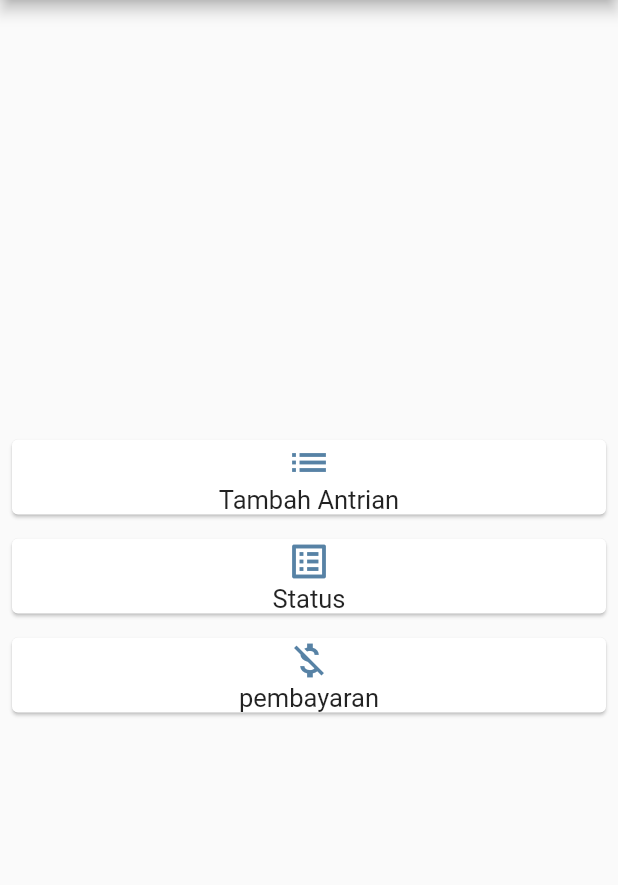
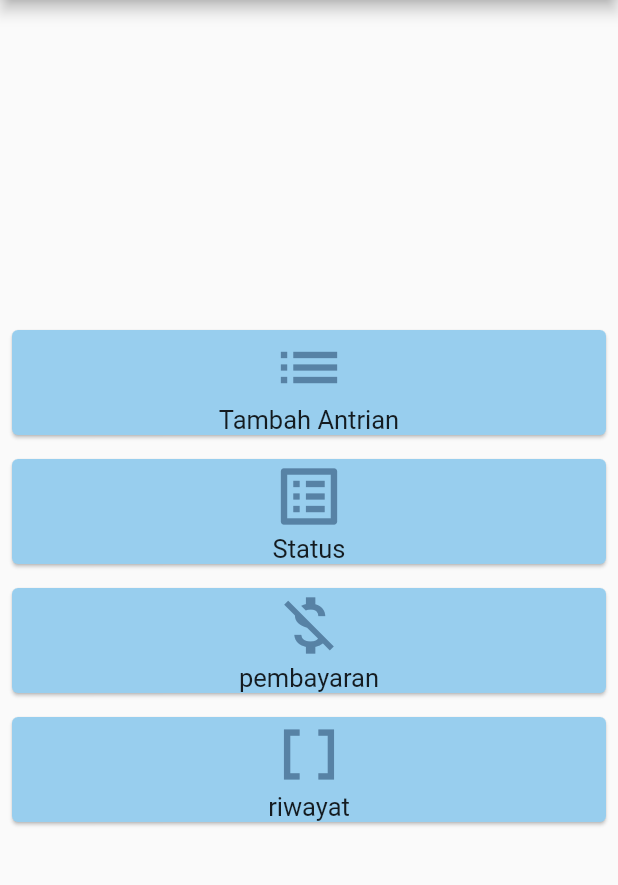
Before and after one commit to MuhammadAkbar11191047/Laundry-Kita, a Flutter app: the HomePage screen opened directly, on a phone screen of 412 x 824 dp, the part 84-969 px from its top. Run offline on Flutter 3.47's test engine with Material 2 defaults, Android fonts, the phone set to English and light mode, and no system bars; our stand-ins replace google_maps_flutter.

```diff
--- a/lib/daftar.dart
+++ b/lib/daftar.dart
@@ -9,7 +9,7 @@ class Daftar extends StatelessWidget {
       appBar: AppBar(
         title: const Text('Tambah Antrian'),
       ),
-      body: Form(
+      body: SingleChildScrollView(
         child: Container(
           padding: const EdgeInsets.all(20),
           child: Column(
--- a/lib/home.dart
+++ b/lib/home.dart
@@ -57,6 +57,7 @@ class _HomePageState extends State<HomePage> {
         mainAxisAlignment: MainAxisAlignment.center,
         children: <Widget>[
           Card(
+            color: Color.fromARGB(255, 152, 206, 238),
             margin: const EdgeInsets.all(8),
             child: InkWell(
               onTap: () {
@@ -70,7 +71,7 @@ class _HomePageState extends State<HomePage> {
                   children: const <Widget>[
                     Icon(
                       Icons.list,
-                      size: 30,
+                      size: 50,
                       color: Color.fromARGB(255, 87, 130, 165),
                     ),
                     Text(
@@ -83,6 +84,8 @@ class _HomePageState extends State<HomePage> {
             ),
           ),
           Card(
+
+            color: Color.fromARGB(255, 152, 206, 238),
             margin: const EdgeInsets.all(8),
             child: InkWell(
               onTap: () {
@@ -96,7 +99,7 @@ class _HomePageState extends State<HomePage> {
                   children: const <Widget>[
                     Icon(
                       Icons.list_alt,
-                      size: 30,
+                      size: 50,
                       color: Color.fromARGB(255, 87, 130, 165),
                     ),
                     Text(
@@ -109,6 +112,7 @@ class _HomePageState extends State<HomePage> {
             ),
           ),
           Card(
+            color: Color.fromARGB(255, 152, 206, 238),
             margin: const EdgeInsets.all(8),
             child: InkWell(
               onTap: () {
@@ -122,11 +126,39 @@ class _HomePageState extends State<HomePage> {
                   children: const <Widget>[
                     Icon(
                       Icons.money_off,
-                      size: 30,
+                      size: 50,
                       color: Color.fromARGB(255, 87, 130, 165),
                     ),
                     Text(
                       "pembayaran",
+                      style: TextStyle(fontSize: 17.0),
+                    )
+                  ],
+                ),
+              ),
+            ),
+          ),
+          Card(
+
+            color: Color.fromARGB(255, 152, 206, 238),
+            margin: const EdgeInsets.all(8),
+            child: InkWell(
+              onTap: () {
+                Navigator.push(
+                    context, MaterialPageRoute(builder: (context) => const Pembayaran()));
+              },
+              splashColor: Colors.blue,
+              child: Center(
+                child: Column(
+                  mainAxisSize: MainAxisSize.min,
+                  children: const <Widget>[
+                    Icon(
+                      Icons.data_array,
+                      size: 50,
+                      color: Color.fromARGB(255, 87, 130, 165),
+                    ),
+                    Text(
+                      "riwayat",
                       style: TextStyle(fontSize: 17.0),
                     )
                   ],
--- a/lib/login.dart
+++ b/lib/login.dart
@@ -31,7 +31,7 @@ class _LoginPageState extends State<LoginPage> {
 
               ),
               const SizedBox(height: 10,),
-              const Text('Welcome To Laundry Kita', style: TextStyle(fontSize: 20,color: Colors.black54),),
+              const Text('Welcome To Laundry Kita', style: TextStyle(fontSize: 20,color: Colors.black54, fontWeight: FontWeight.bold),),
 
               const SizedBox(height: 40,),
               TextFormField(
--- a/pubspec.yaml
+++ b/pubspec.yaml
@@ -31,6 +31,7 @@ environment:
 dependencies:
   flutter:
     sdk: flutter
+  google_maps_flutter: ^2.2.0
 
 
   # The following adds the Cupertino Icons font to your application.
```
Also changed, not shown: lib/pertama.dart (+23 -4 lines), lib/user.dart (added, +54 -0 lines), assets/fonts/MaybeNext.ttf (added), pubspec.lock, 2 other files.
